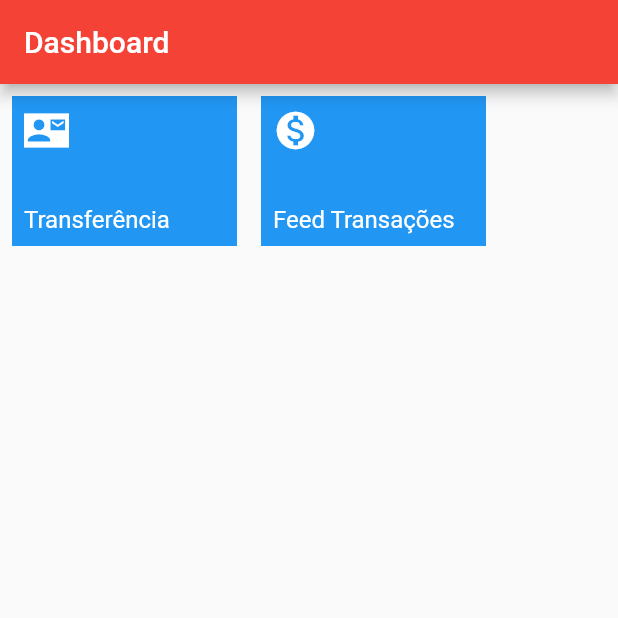
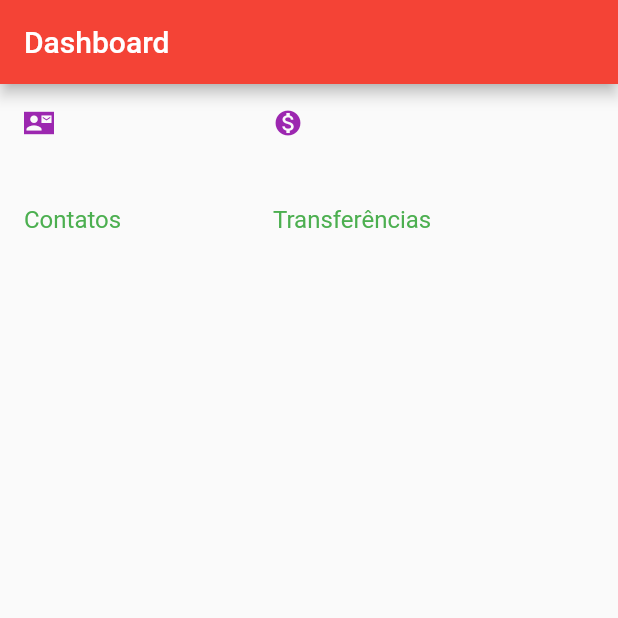
Before and after one commit to fabriciorangel07/RichBank, a Flutter app: the screen it shows after launch, on a phone screen of 412 x 824 dp, the top half of it. Run offline on Flutter 3.47's test engine with Material 2 defaults, Android fonts, the phone set to English and light mode, and no system bars.

Commit message:
Modificações

```diff
--- a/lib/main.dart
+++ b/lib/main.dart
@@ -12,6 +12,7 @@ class Banco extends StatelessWidget {
     return MaterialApp(
       home: Scaffold(
         body: MenuDashboard(),
+        backgroundColor: Color.fromARGB(255, 56, 4, 8),
       ),
     );
   }
--- a/lib/screens/dashboard.dart
+++ b/lib/screens/dashboard.dart
@@ -3,7 +3,6 @@ import 'package:aula01/screens/transferencias/lista_transferencia.dart';
 import 'package:flutter/material.dart';
 
 const _tituloAppBar = 'Dashboard';
-
 class MenuDashboard extends StatefulWidget {
 
   @override
@@ -11,7 +10,6 @@ class MenuDashboard extends StatefulWidget {
     return MenuDashboardState();
   }
 }
-
 class MenuDashboardState extends State<MenuDashboard> {
   @override
   Widget build(BuildContext context) {
@@ -30,12 +28,12 @@ class MenuDashboardState extends State<MenuDashboard> {
             child: Row(
               children: <Widget>[
                 _FeatureItem(
-                  'Transferência',
+                  'Contatos',
                   Icons.contact_mail_sharp,
                   onClick: () => _exibeListaContato(context),
                 ),
                 _FeatureItem(
-                  'Feed Transações',
+                  'Transferências',
                   Icons.monetization_on,
                   onClick: () => _exibeListaTransferencia(context),
                 ),
@@ -74,7 +72,6 @@ class _FeatureItem extends StatelessWidget {
     return Padding(
       padding: const EdgeInsets.all(8.0),
       child: Material(
-        color: Theme.of(context).primaryColor,
         child: InkWell(
           onTap: () {
             onClick();
@@ -83,20 +80,19 @@ class _FeatureItem extends StatelessWidget {
             height: 100,
             width: 150,
             padding: EdgeInsets.all(8.0),
-            // color: Theme.of(context).primaryColor,
             child: Column(
               mainAxisAlignment: MainAxisAlignment.spaceBetween,
               crossAxisAlignment: CrossAxisAlignment.start,
               children: <Widget>[
                 Icon(
                   icone,
-                  color: Colors.white,
-                  size: 30.0,
+                  color: Colors.purple,
+                  size: 20.0,
                 ),
                 Text(
                   nome,
                   style: TextStyle(
-                    color: Colors.white,
+                    color: Colors.green,
                     fontSize: 16.0,
                   ),
                 ),
--- a/lib/screens/transferencias/lista_transferencia.dart
+++ b/lib/screens/transferencias/lista_transferencia.dart
@@ -20,7 +20,7 @@ class ListaTransferenciaState extends State<ListaTransferencia> {
     return Scaffold(
       appBar: AppBar(
         title: Text(_tituloAppBar),
-        backgroundColor: Colors.redAccent [200],
+        backgroundColor: Colors.redAccent [300],
       ),
       body: ListView.builder(
         itemCount: widget._transferencias.length,
```
Also changed, not shown: lib/screens/Contatos/lista_contatos.dart (+4 -5 lines).
